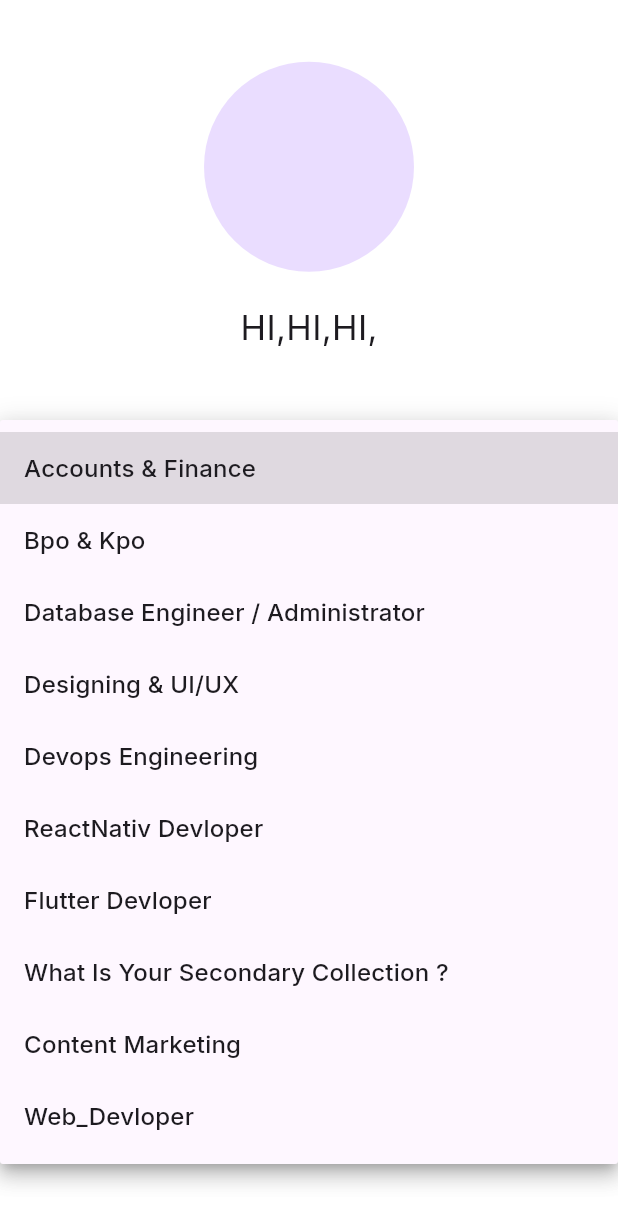
After one commit to Srimantrao/hirexpert, a Flutter app: the Specialization screen opened directly, after a tap on "Accounts & Finance", on a phone screen of 412 x 824 dp. The commit adds this screen. Shown: the top 1224 px of the screen. Run offline on Flutter 3.47's test engine with Material 3 defaults, Android fonts, the phone set to English and light mode, and no system bars; our stand-ins replace flutter_svg, get, google_fonts, shared_preferences, smooth_page_indicator; accounts and stored records are empty.

Commit message:
Tue/26-Dec-2023

```diff
--- /dev/null
+++ b/lib/controller/DropdownController/Specialization_con.dart
@@ -0,0 +1,30 @@
+// ignore_for_file: file_names, non_constant_identifier_names
+
+import 'package:flutter/material.dart';
+import '../../view/utils/app_String.dart';
+
+class SpecializationController with ChangeNotifier {
+  String _Selectitem = Specialization_text.Accounts_Finance;
+
+  final List<String> _item = [
+    Specialization_text.Accounts_Finance,
+    Specialization_text.Bpo,
+    Specialization_text.Database_Engineer,
+    Specialization_text.Designing_UIUX,
+    Specialization_text.Devops_Engineering,
+    Specialization_text.ReactNative_Devloper,
+    Specialization_text.Flutter_Devloper,
+    Specialization_text.Collection,
+    Specialization_text.Content,
+    Specialization_text.Web_Devloper,
+  ];
+
+  String get Selectitem => _Selectitem;
+
+  List<String> get item => _item;
+
+  void Functional(String newValue){
+    _Selectitem = newValue;
+    notifyListeners();
+  }
+}
--- a/lib/main.dart
+++ b/lib/main.dart
@@ -8,8 +8,8 @@ import 'package:hirexpert/view/screen/splash/logo.dart';
 import 'package:hirexpert/view/utils/app_constance.dart';
 import 'package:provider/provider.dart';
 import 'package:shared_preferences/shared_preferences.dart';
-
 import 'controller/BottamController/MenuNavigationController.dart';
+import 'controller/DropdownController/Specialization_con.dart';
 import 'controller/LoginControoler/visibility.dart';
 import 'controller/OptionController/SelectButton.dart';
 import 'controller/SearchScreenController/DropdownConroller.dart';
@@ -41,6 +41,7 @@ class MyApp extends StatelessWidget {
         ChangeNotifierProvider(create: (_) => SinupController()),
         ChangeNotifierProvider(create: (_) => MenuNavigationController()),
         ChangeNotifierProvider(create: (_) => DropdownController()),
+        ChangeNotifierProvider(create: (_) => SpecializationController()),
       ],
       child: GetMaterialApp(
         theme: ThemeData(
--- a/lib/view/screen/collection/Signup.dart
+++ b/lib/view/screen/collection/Signup.dart
@@ -3,6 +3,7 @@
 import 'package:flutter/material.dart';
 import 'package:get/get_core/src/get_main.dart';
 import 'package:get/get_navigation/get_navigation.dart';
+import 'package:hirexpert/view/screen/collection/specialization.dart';
 import 'package:hirexpert/view/utils/app_String.dart';
 import 'package:hirexpert/view/utils/app_color.dart';
 import 'package:hirexpert/view/utils/common/Buttons/wideButtons.dart';
@@ -192,6 +193,7 @@ class _SignupState extends State<Signup> {
                     InkWell(
                       onTap: () {
                         vail.SingupValidation();
+                        Get.to(() => const Specialization());
                       },
                       child: OnButtons(
                         Button_Color: AppColor.Button_color,
@@ -208,7 +210,7 @@ class _SignupState extends State<Signup> {
                             fontSize: Get.width / 25,
                           ),
                         ),
-                        SizedBox(width: Get.width/80),
+                        SizedBox(width: Get.width / 80),
                         Text(
                           Signup_text.Sign_In,
                           style: TextStyle(
--- /dev/null
+++ b/lib/view/screen/collection/specialization.dart
@@ -0,0 +1,116 @@
+// ignore_for_file: non_constant_identifier_names
+
+import 'package:flutter/material.dart';
+import 'package:get/get.dart';
+import 'package:hirexpert/view/utils/app_String.dart';
+import 'package:hirexpert/view/utils/app_color.dart';
+import 'package:provider/provider.dart';
+import '../../../controller/DropdownController/Specialization_con.dart';
+
+class Specialization extends StatefulWidget {
+  const Specialization({super.key});
+
+  @override
+  State<Specialization> createState() => _SpecializationState();
+}
+
+class _SpecializationState extends State<Specialization> {
+  @override
+  Widget build(BuildContext context) {
+    final Special = Provider.of<SpecializationController>(
+      context,
+      listen: false,
+    );
+    return Scaffold(
+      body: Container(
+        height: Get.height,
+        width: Get.width,
+        decoration: BoxDecoration(
+          color: AppColor.Full_body_color,
+        ),
+        child: SafeArea(
+          child: Padding(
+            padding: EdgeInsets.symmetric(
+              horizontal: Get.width / 50,
+            ),
+            child: Column(
+              crossAxisAlignment: CrossAxisAlignment.start,
+              children: [
+                SizedBox(height: Get.height / 20),
+                const Row(
+                  mainAxisAlignment: MainAxisAlignment.center,
+                  children: [
+                    CircleAvatar(radius: 70),
+                  ],
+                ),
+                SizedBox(height: Get.height / 40),
+                Row(
+                  mainAxisAlignment: MainAxisAlignment.center,
+                  children: [
+                    Text(
+                      "HI,",
+                      style: TextStyle(
+                        fontSize: Get.width / 18,
+                      ),
+                    ),
+                    Text(
+                      "HI,",
+                      style: TextStyle(
+                        fontSize: Get.width / 18,
+                      ),
+                    ),
+                    Text(
+                      "HI,",
+                      style: TextStyle(
+                        fontSize: Get.width / 18,
+                      ),
+                    ),
+                  ],
+                ),
+                SizedBox(height: Get.height / 20),
+                Text(
+                  Specialization_text.area,
+                  style: TextStyle(
+                    fontSize: Get.width / 22,
+                    fontWeight: FontWeight.w700,
+                  ),
+                ),
+                Container(
+                  decoration: BoxDecoration(
+                    border: Border(
+                      bottom: BorderSide(
+                        color: AppColor.Bottam_color,
+                      ),
+                    ),
+                  ),
+                  child: Consumer<SpecializationController>(
+                    builder: (
+                      BuildContext context,
+                      value,
+                      Widget? child,
+                    ) {
+                      return DropdownButton<String>(
+                        icon: const Icon(Icons.downloading),
+                        isExpanded: true,
+                        value: Special.Selectitem,
+                        items: Special.item.map((String item) {
+                          return DropdownMenuItem<String>(
+                            value: item,
+                            child: Text(item),
+                          );
+                        }).toList(),
+                        onChanged: (value) {
+                          Special.Functional(value!);
+                        },
+                      );
+                    },
+                  ),
+                ),
+              ],
+            ),
+          ),
+        ),
+      ),
+    );
+  }
+}
--- a/lib/view/utils/Tabbar/Profiletab/Additional.dart
+++ b/lib/view/utils/Tabbar/Profiletab/Additional.dart
@@ -11,7 +11,13 @@ class Additional extends StatelessWidget {
   @override
   Widget build(BuildContext context) {
     return Scaffold(
-      body: Column(
+      body: Container(
+        height: Get.height,
+        width: Get.width,
+        decoration: BoxDecoration(
+          color: AppColor.Full_body_color,
+        ),
+        child: Column(
           crossAxisAlignment: CrossAxisAlignment.start,
           mainAxisAlignment: MainAxisAlignment.start,
           children: [
@@ -32,6 +38,7 @@ class Additional extends StatelessWidget {
               ),
             ),
           ],
+        ),
       ),
       floatingActionButton: Container(
         width: Get.width / 4,
--- a/lib/view/utils/app_String.dart
+++ b/lib/view/utils/app_String.dart
@@ -191,3 +191,24 @@ class EditProfile_text {
   static const Aanwasr = "— Accounts & Finance";
   static const Edit = "Edit";
 }
+
+//Specialization
+class Specialization_text {
+  static const area = "Select your functional area:";
+  static const interest = "Select your specialization / interest:";
+  static const Skillset = "What is Your Primary Skillset?";
+  static const Collection = "What Is Your Secondary Collection ?";
+
+  //Select your functional area:
+  static const Accounts_Finance = "Accounts & Finance";
+  static const Technology = "Ai / MI Technology";
+  static const Bpo = "Bpo & Kpo";
+  static const Content = "Content Marketing";
+  static const Data = "Data";
+  static const Database_Engineer = "Database Engineer / Administrator";
+  static const Designing_UIUX = "Designing & UI/UX";
+  static const Devops_Engineering = "Devops Engineering";
+  static const Flutter_Devloper = "Flutter Devloper";
+  static const ReactNative_Devloper = "ReactNativ Devloper";
+  static const Web_Devloper = "Web_Devloper";
+}
--- a/lib/view/utils/app_icon.dart
+++ b/lib/view/utils/app_icon.dart
@@ -33,4 +33,9 @@ class AppIcons {
   static const Layer_1 = "assets/icon/container/Layer_1.svg";
   static const Layer_2 = "assets/icon/container/Layer_2.svg";
   static const pro1 = "assets/icon/container/pro1.svg";
+
+  //Arrow
+  static const Backarrow = "assets/icon/arrow/Back.svg";
+  static const Rectangle = "assets/icon/arrow/Rectangle.svg";
+  static const Go = "assets/icon/arrow/Go.svg";
 }
--- a/pubspec.yaml
+++ b/pubspec.yaml
@@ -73,6 +73,7 @@ flutter:
       - assets/icon/container/
       - assets/icon/logo/
       - assets/icon/button/
+      - assets/icon/arrow/
   #   - images/a_dot_ham.jpeg
 
   # An image asset can refer to one or more resolution-specific "variants", see
```
Also changed, not shown: assets/icon/arrow/Back.svg (added), assets/icon/arrow/Go.svg (added), assets/icon/arrow/Rectangle.svg (added). Lines whose indentation alone changed are shown as unchanged.
